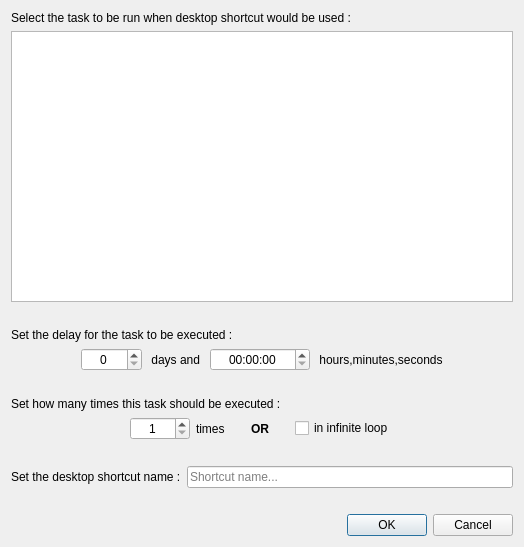
Old version of the form ui/various_dialogs/CreateAutorunDesktopShortcutDialog.ui in the repository AmirHammouteneEI/ScheduledPasteAndKeys.
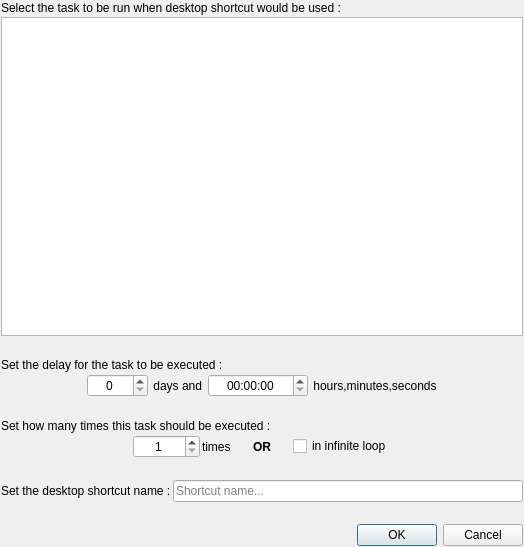
New version of the form. Custom widgets are drawn as their Qt base class.

Diff of the .ui file:
```diff
--- a/ui/various_dialogs/CreateAutorunDesktopShortcutDialog.ui
+++ b/ui/various_dialogs/CreateAutorunDesktopShortcutDialog.ui
@@ -14,6 +14,21 @@
    <string>Create a desktop shortcut of a task which autoruns</string>
   </property>
   <layout class="QVBoxLayout" name="verticalLayout">
+   <property name="spacing">
+    <number>2</number>
+   </property>
+   <property name="leftMargin">
+    <number>1</number>
+   </property>
+   <property name="topMargin">
+    <number>1</number>
+   </property>
+   <property name="rightMargin">
+    <number>1</number>
+   </property>
+   <property name="bottomMargin">
+    <number>1</number>
+   </property>
    <item>
     <widget class="QLabel" name="label">
      <property name="text">
@@ -230,7 +245,7 @@
         <number>1</number>
        </property>
        <property name="maximum">
-        <number>9999</number>
+        <number>999999</number>
        </property>
       </widget>
      </item>
```
Left out of the diff: 3 changed lines with no effect on the pictures.
